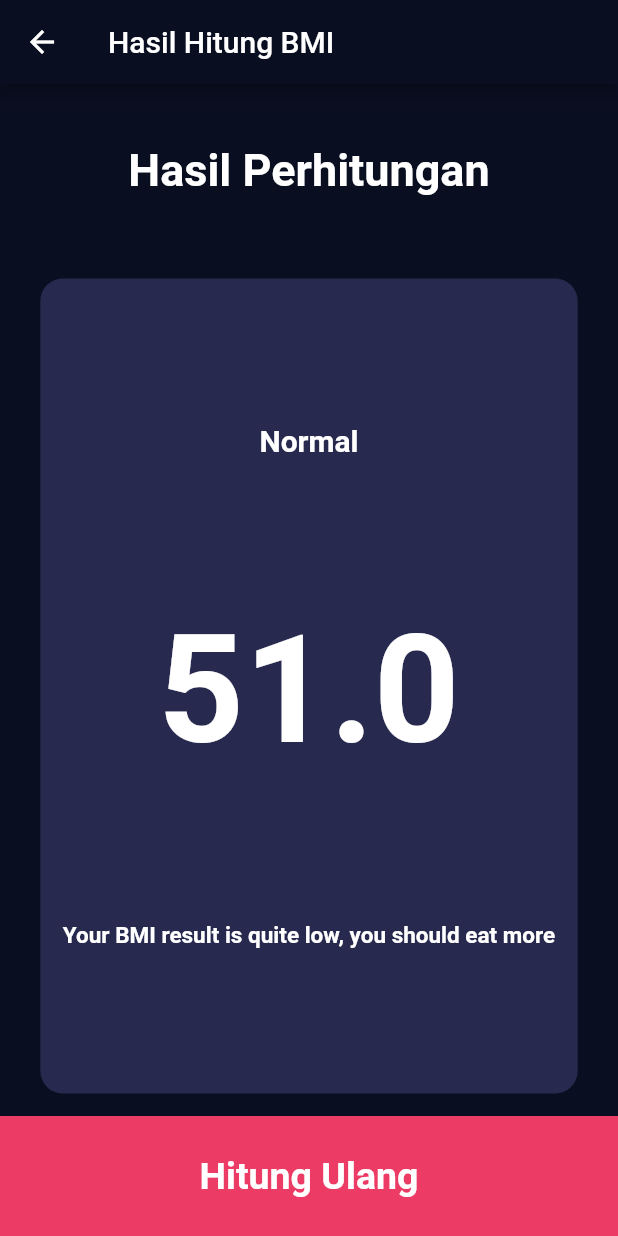
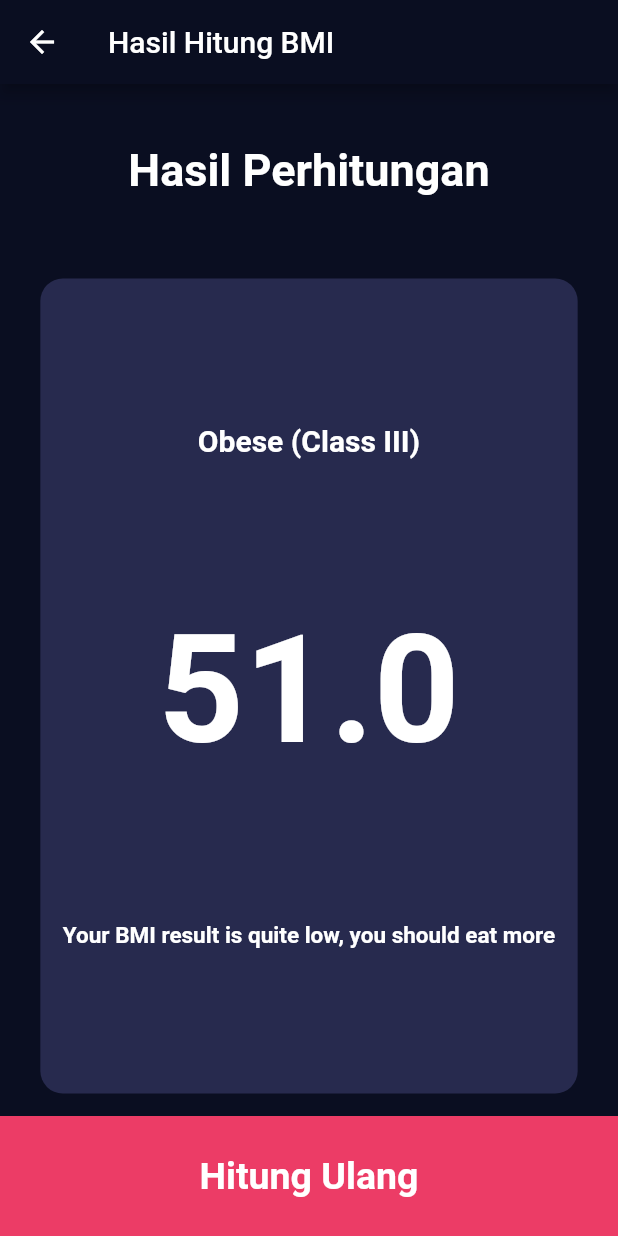
Before and after one commit to ihsansatriawan/bmi_apps, a Flutter app: the screen it shows after launch, after a tap on "Hitung BMI", on a phone screen of 412 x 824 dp. Run offline on Flutter 3.47's test engine with Material 2 defaults, Android fonts, the phone set to English and light mode, and no system bars.

```diff
--- a/lib/constants/constant.dart
+++ b/lib/constants/constant.dart
@@ -3,16 +3,25 @@ import 'package:flutter/material.dart';
 Color primaryColor = const Color(0xff0A0E21);
 TextStyle genderTextStyle = const TextStyle(
   fontSize: 18,
-  color: Color(0xff8d8e98)
+  color: Color(0xff8d8e98),
 );
 
 TextStyle labelTextStyle = const TextStyle(
   fontSize: 18,
-  color: Colors.white
+  color: Colors.white,
 );
 
 TextStyle numberTextStyle = const TextStyle(
   fontSize: 50,
   fontWeight: FontWeight.bold,
-  color: Colors.white
+  color: Colors.white,
 );
+
+String underweightSevere = "Underwight (Severe thinness)";
+String underweightModerate = "Underwight (Moderate thinness)";
+String underweightMild = "Underwight (Mild thinness)";
+String normal = "Normal";
+String overweight = "overweight";
+String obseI = "Obese (Class I)";
+String obseII = "Obese (Class II)";
+String obseIII = "Obese (Class III)";
--- a/lib/views/bmi_result_screen.dart
+++ b/lib/views/bmi_result_screen.dart
@@ -1,3 +1,4 @@
+import 'package:bmi_apps/constants/constant.dart';
 import 'package:bmi_apps/views/bmi_data_screen.dart';
 import 'package:flutter/material.dart';
 
@@ -8,6 +9,30 @@ class BmiResultScreen extends StatelessWidget {
   }) : super(key: key);
 
   final double bmi;
+
+  determineBmiCategory(double bmiValue) {
+    String category = "";
+
+    if (bmiValue < 16.0) {
+      category = underweightSevere;
+    } else if (bmiValue < 17) {
+      category = underweightModerate;
+    } else if (bmiValue < 18.5) {
+      category = underweightMild;
+    } else if (bmiValue < 25) {
+      category = normal;
+    } else if (bmiValue < 30) {
+      category = overweight;
+    } else if (bmiValue < 35) {
+      category = obseI;
+    } else if (bmiValue < 40) {
+      category = obseII;
+    } else if (bmiValue >= 40) {
+      category = obseIII;
+    }
+
+    return category;
+  }
 
   @override
   Widget build(BuildContext context) {
@@ -39,7 +64,7 @@ class BmiResultScreen extends StatelessWidget {
                   mainAxisAlignment: MainAxisAlignment.spaceEvenly,
                   children: [
                     Text(
-                      "Normal",
+                      determineBmiCategory(bmi),
                       style: TextStyle(
                           fontSize: 20,
                           fontWeight: FontWeight.bold,
```
